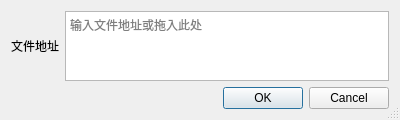
The window that ui/ChooseLoadFile.ui (alonelysnake/BUAA-python-Online-question-bank-platform) describes before a commit, drawn with Qt 5.
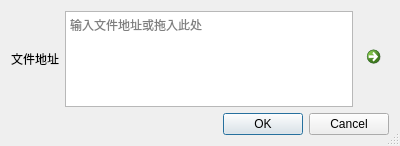
The same window after the commit. Icons and pictures are not drawn. Custom widgets are drawn as their Qt base class.

```diff
--- a/ui/ChooseLoadFile.ui
+++ b/ui/ChooseLoadFile.ui
@@ -7,7 +7,7 @@
     <x>0</x>
     <y>0</y>
     <width>400</width>
-    <height>105</height>
+    <height>146</height>
    </rect>
   </property>
   <property name="windowTitle">
@@ -49,9 +49,32 @@
        </property>
       </widget>
      </item>
+     <item alignment="Qt::AlignRight">
+      <widget class="QCommandLinkButton" name="choose">
+       <property name="sizePolicy">
+        <sizepolicy hsizetype="Fixed" vsizetype="Fixed">
+         <horstretch>0</horstretch>
+         <verstretch>0</verstretch>
+        </sizepolicy>
+       </property>
+       <property name="maximumSize">
+        <size>
+         <width>30</width>
+         <height>40</height>
+        </size>
+       </property>
+       <property name="text">
+        <string/>
+       </property>
+       <property name="icon">
+        <iconset>
+         <normaloff>../resource/add.png</normaloff>../resource/add.png</iconset>
+       </property>
+      </widget>
+     </item>
     </layout>
    </item>
-   <item alignment="Qt::AlignBottom">
+   <item>
     <widget class="QDialogButtonBox" name="buttonBox">
      <property name="orientation">
       <enum>Qt::Horizontal</enum>
```
